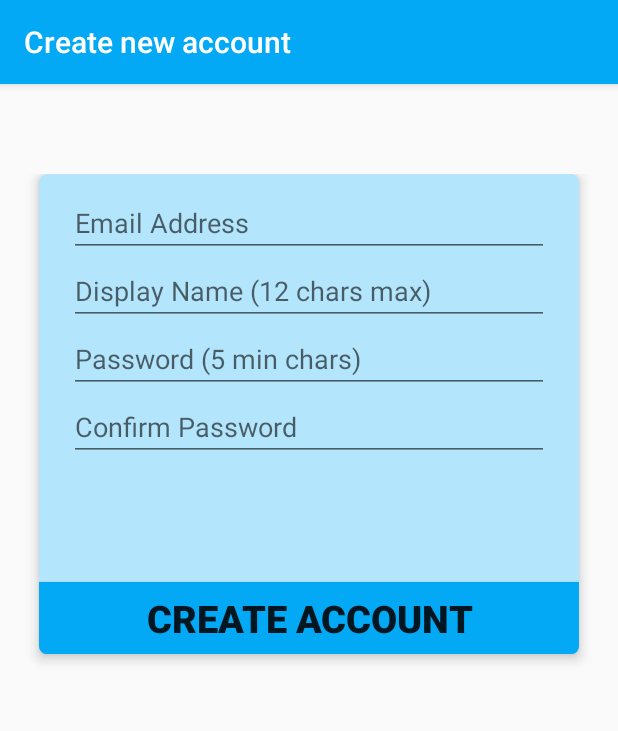
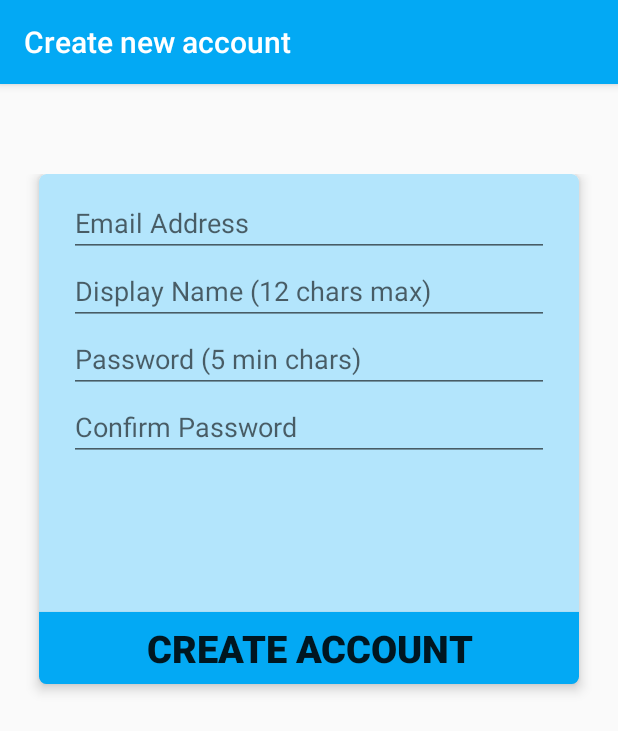
Before and after one commit to fruitbraker/Draw-It-v2, an Android app: the CreateAccount screen opened directly, with no data from a screen before it, on a phone screen of 412 x 824 dp. Shown: the top 731 px of the screen. Run offline under Robolectric (Android 15) with nearby library versions, the phone set to English and light mode, and no system bars; our stand-ins replace Volley; libraries missing offline, so code that uses them is left out: com.cloudmine.api; 1 statement that could not run was skipped.

Commit message:
Increased the height of card.
Maybe it looks better. Who knows.

```diff
--- a/app/src/main/res/values/dimens.xml
+++ b/app/src/main/res/values/dimens.xml
@@ -11,7 +11,7 @@
     <dimen name="card_elevate">5dp</dimen>
     <dimen name="card_round_corner">5dp</dimen>
     <dimen name="card_width">360dp</dimen>
-    <dimen name="card_height">320dp</dimen>
+    <dimen name="card_height">340dp</dimen>
 
 
 </resources>
```
